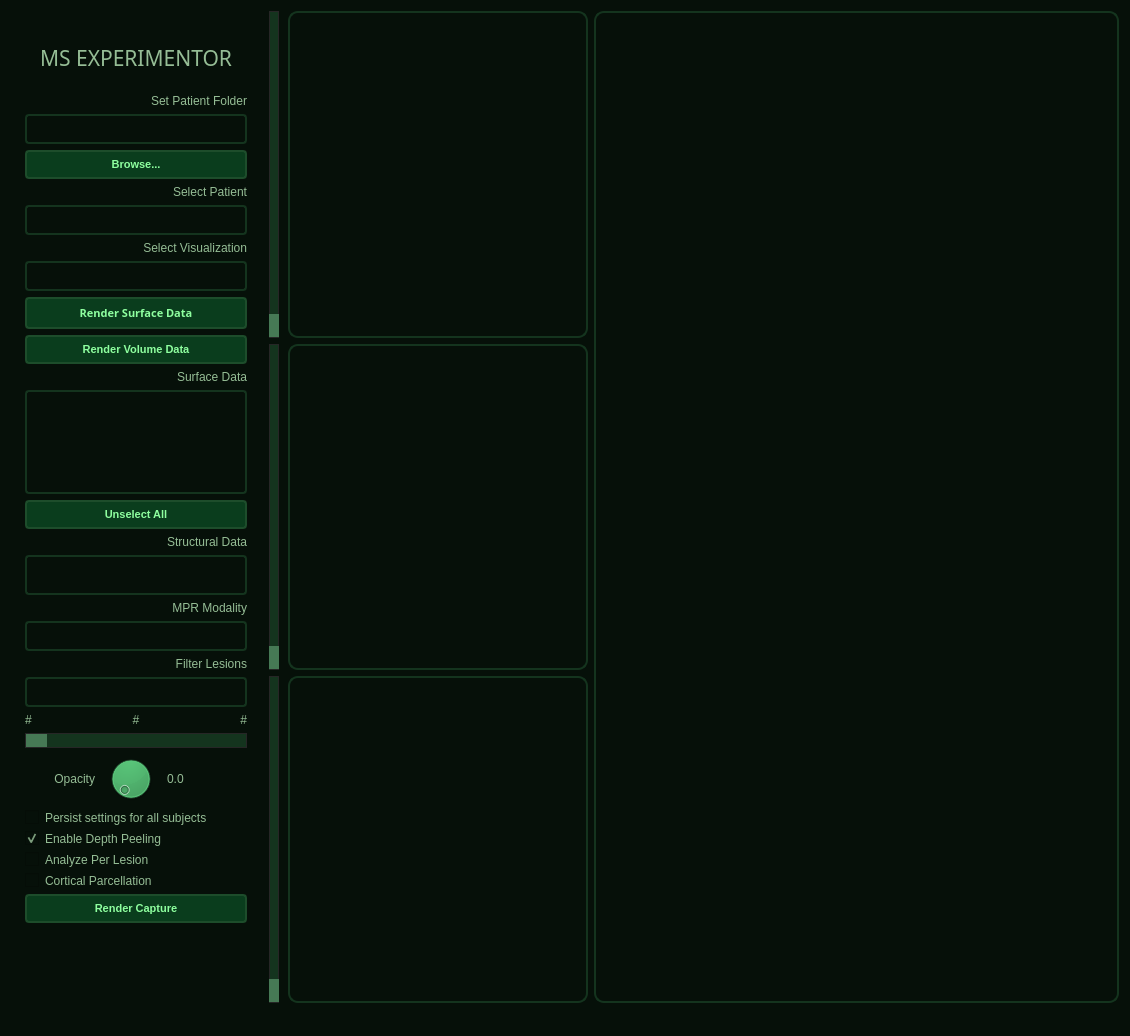
sherinsugathan/MS_Lesion_Vis, file lesionui.ui: the form before one commit.
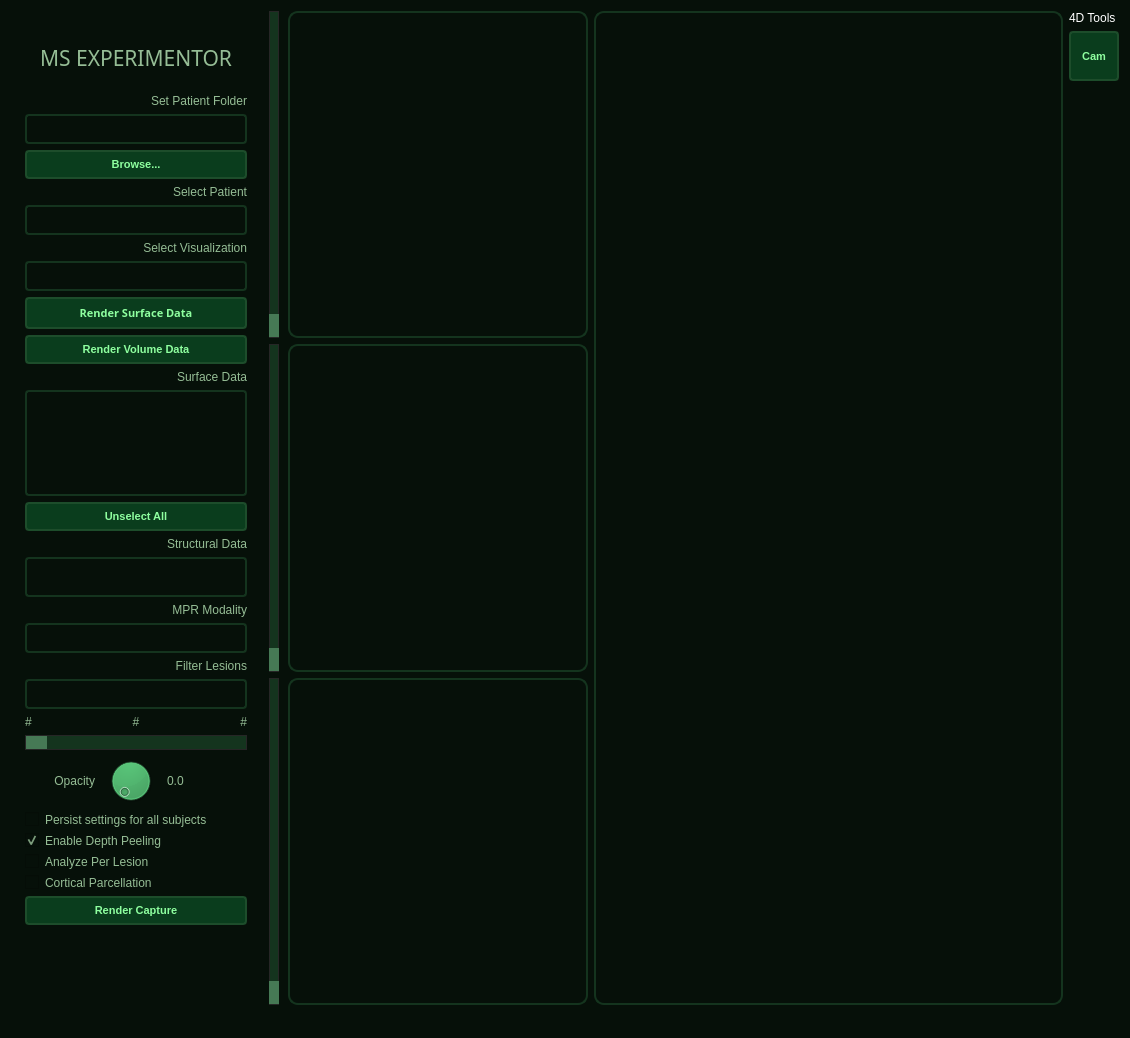
The form after the commit. Icons and pictures are not drawn.

Patch:
```diff
--- a/lesionui.ui
+++ b/lesionui.ui
@@ -7,7 +7,7 @@
     <x>0</x>
     <y>0</y>
     <width>1130</width>
-    <height>1036</height>
+    <height>1038</height>
    </rect>
   </property>
   <property name="windowTitle">
@@ -895,6 +895,12 @@
     </item>
     <item>
      <widget class="QFrame" name="frame">
+      <property name="minimumSize">
+       <size>
+        <width>350</width>
+        <height>0</height>
+       </size>
+      </property>
       <property name="styleSheet">
        <string notr="true">background-color: rgb(6, 16, 9);
 border-color: rgb(20, 52, 30);
@@ -910,6 +916,83 @@
       </property>
      </widget>
     </item>
+    <item>
+     <layout class="QGridLayout" name="gridLayout_3">
+      <property name="spacing">
+       <number>0</number>
+      </property>
+      <item row="1" column="0">
+       <layout class="QVBoxLayout" name="verticalLayout">
+        <item>
+         <widget class="QLabel" name="label_9">
+          <property name="maximumSize">
+           <size>
+            <width>16777215</width>
+            <height>15</height>
+           </size>
+          </property>
+          <property name="text">
+           <string>4D Tools</string>
+          </property>
+         </widget>
+        </item>
+        <item>
+         <widget class="QPushButton" name="pushButton_ResetView">
+          <property name="minimumSize">
+           <size>
+            <width>50</width>
+            <height>50</height>
+           </size>
+          </property>
+          <property name="maximumSize">
+           <size>
+            <width>50</width>
+            <height>50</height>
+           </size>
+          </property>
+          <property name="styleSheet">
+           <string notr="true">QPushButton:hover#pushButton_ResetView
+{
+background-color: rgb(54, 113, 38);
+}
+QPushButton:pressed#pushButton_ResetView {background-color:rgb(143, 180,146);}
+QPushButton#pushButton_ResetView
+{
+background-color: rgb(10, 61, 29);
+color: rgb(161, 226, 158);
+border-style: outset;
+border-width: 2px;
+border-radius: 4px;
+border-color: rgb(29, 77, 43);
+font: bold 11px;
+padding: 6px;
+color: rgb(142, 255, 159);
+font: 9pt &quot;Google Sans&quot;;
+border-style: solid;
+}</string>
+          </property>
+          <property name="text">
+           <string>Cam</string>
+          </property>
+         </widget>
+        </item>
+        <item>
+         <spacer name="verticalSpacer_2">
+          <property name="orientation">
+           <enum>Qt::Vertical</enum>
+          </property>
+          <property name="sizeHint" stdset="0">
+           <size>
+            <width>20</width>
+            <height>40</height>
+           </size>
+          </property>
+         </spacer>
+        </item>
+       </layout>
+      </item>
+     </layout>
+    </item>
    </layout>
   </widget>
   <widget class="QMenuBar" name="menuBar">
```
